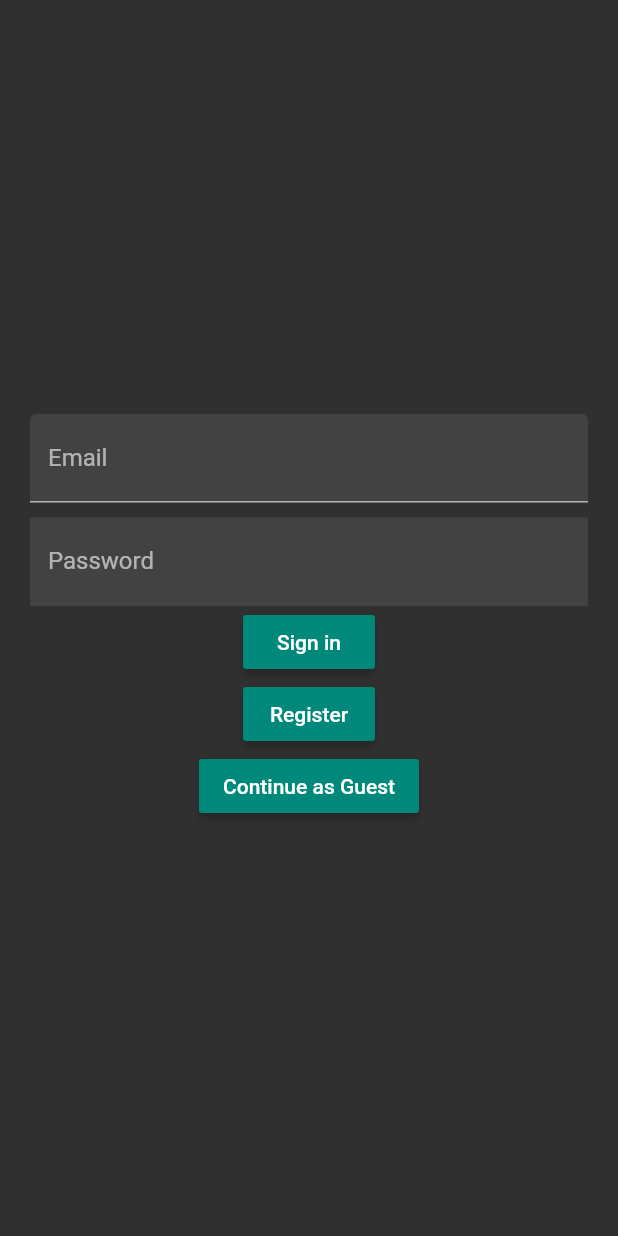
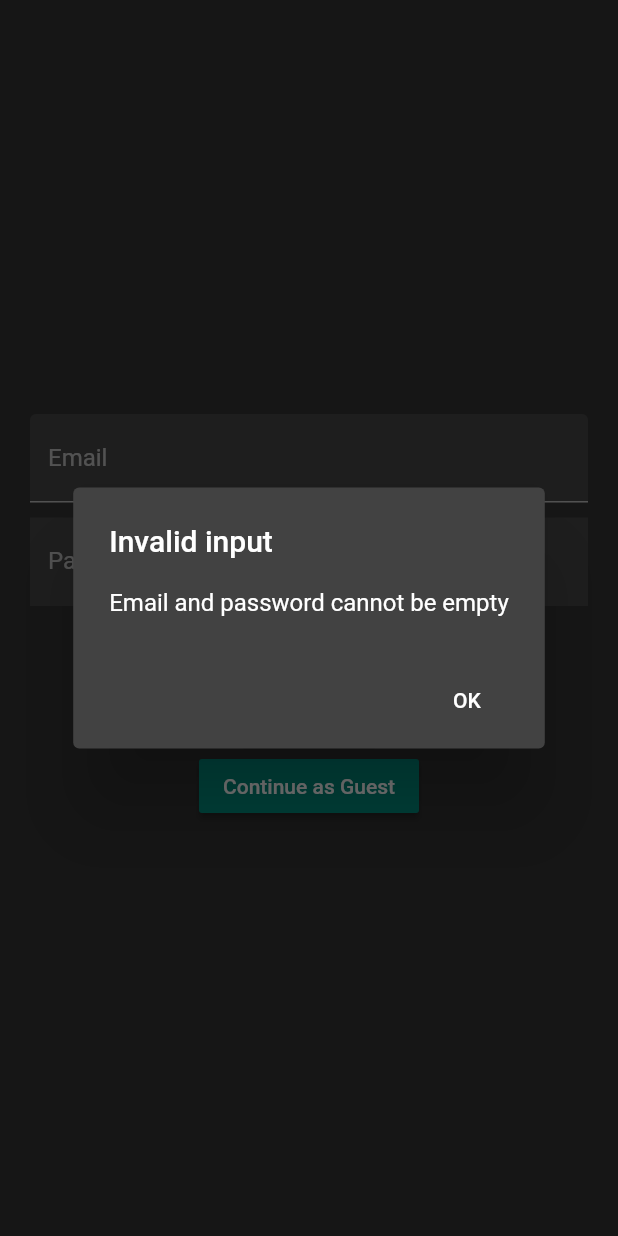
Before and after one commit to ucll-mobile-2021/project-germeausateur, a Flutter app: the SignInPage screen opened directly, after a tap on "Sign in", on a phone screen of 412 x 824 dp. Run offline on Flutter 3.47's test engine with Material 2 defaults, Android fonts, the phone set to English and light mode, and no system bars; our stand-ins replace auto_size_text, cloud_firestore, firebase_auth, firebase_core, font_awesome_flutter, qr_flutter; missing offline and left inert: flutter_barcode_scanner; accounts and stored records are empty.

Commit message:
some more password validation

```diff
--- a/lib/screens/signinpage.dart
+++ b/lib/screens/signinpage.dart
@@ -45,10 +45,30 @@ class SignInPage extends StatelessWidget {
           ),
           RaisedButton(
             onPressed: () {
-              context.read<AuthenticationService>().signIn(
-                    email: emailController.text.trim(),
-                    password: passwordController.text.trim(),
-                  );
+              if (emailController.text.isNotEmpty &&
+                  passwordController.text.isNotEmpty) {
+                context.read<AuthenticationService>().signIn(
+                      email: emailController.text.trim(),
+                      password: passwordController.text.trim(),
+                    );
+              } else {
+                showDialog(
+                    context: context,
+                    builder: (BuildContext context) {
+                      return AlertDialog(
+                        title: Text('Invalid input'),
+                        content: Text('Email and password cannot be empty'),
+                        actions: [
+                          FlatButton(
+                            child: Text('OK'),
+                            onPressed: () {
+                              Navigator.pop(context);
+                            },
+                          )
+                        ],
+                      );
+                    });
+              }
             },
             child: Text('Sign in'),
           ),
```
Also changed, not shown: lib/screens/registerpage.dart (+23 -0 lines).
